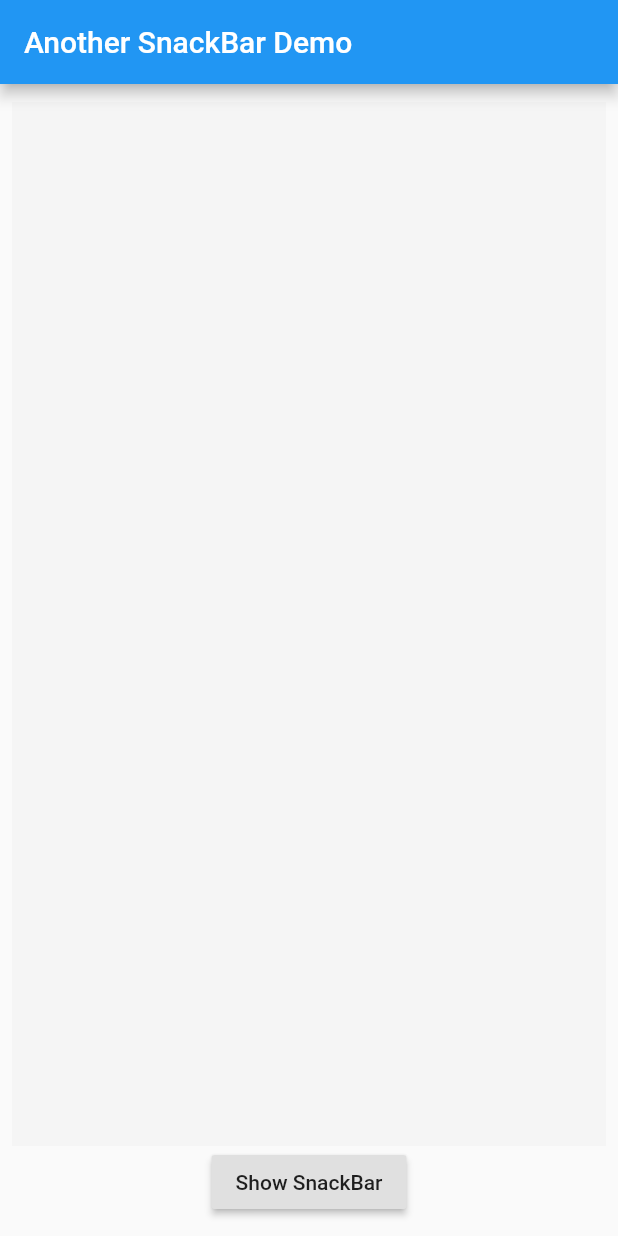
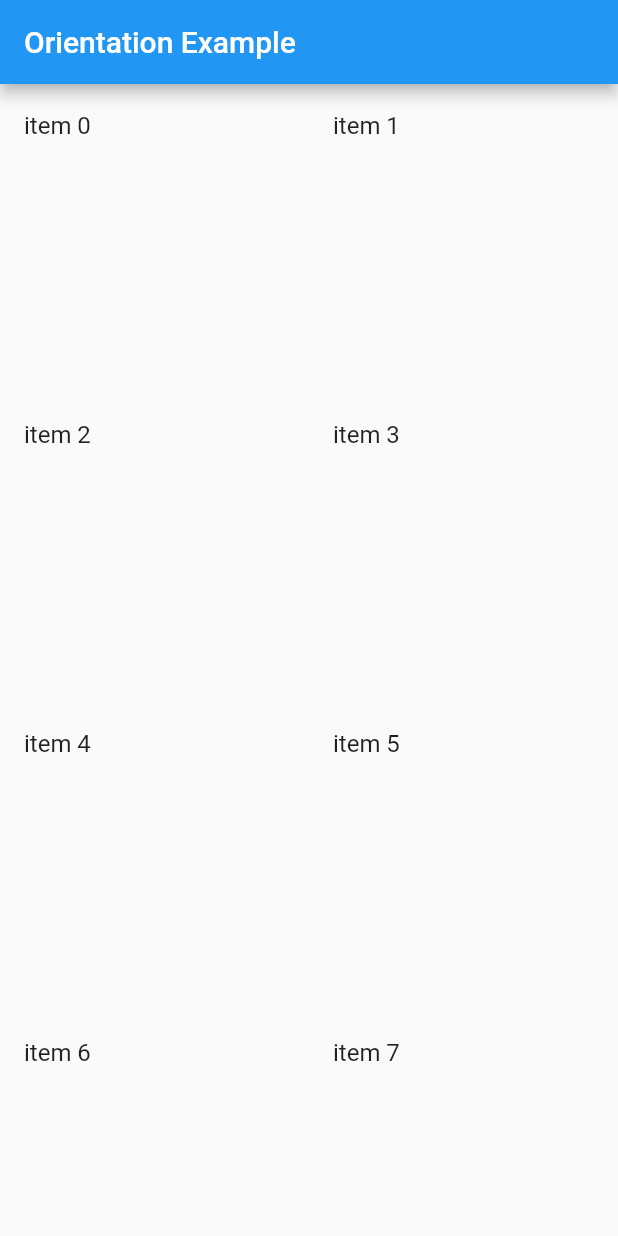
Before and after one commit to AdamZHANG123/intr_to_widgets, a Flutter app: the screen it shows after launch, on a phone screen of 412 x 824 dp. Run offline on Flutter 3.47's test engine with Material 2 defaults, Android fonts, the phone set to English and light mode, and no system bars.

Commit message:
add Orientation_Example module
Added the Orientation Builder, which displays it's content based on the parent's orientation.

```diff
--- a/lib/main.dart
+++ b/lib/main.dart
@@ -15,6 +15,7 @@
 //import 'animated_container.dart';
 //import 'animated_opacity.dart';
 //import 'drawer_example.dart';
-import 'another_snackbar.dart';
+//import 'another_snackbar.dart';
+import 'orientation_example.dart';
 import 'package:flutter/material.dart';
 void main() => runApp(MyApp());
--- /dev/null
+++ b/lib/orientation_example.dart
@@ -0,0 +1,33 @@
+import 'package:flutter/material.dart';
+
+class MyApp extends StatelessWidget {
+  @override
+  Widget build(BuildContext context) {
+    return MaterialApp(
+      home: HomePage(),
+    );
+  }
+}
+
+class HomePage extends StatelessWidget {
+  @override
+  Widget build(BuildContext context) {
+    return Scaffold(
+      appBar: AppBar(
+        title: Text('Orientation Example'),
+      ),
+      body: OrientationBuilder(
+        builder: (context, orientation) {
+          return GridView.count(
+              crossAxisCount: orientation == Orientation.portrait ? 2 : 3,
+              children: List.generate(
+                100,
+                (index) => ListTile(
+                      title: Text('item $index'),
+                    ),
+              ));
+        },
+      ),
+    );
+  }
+}
```
